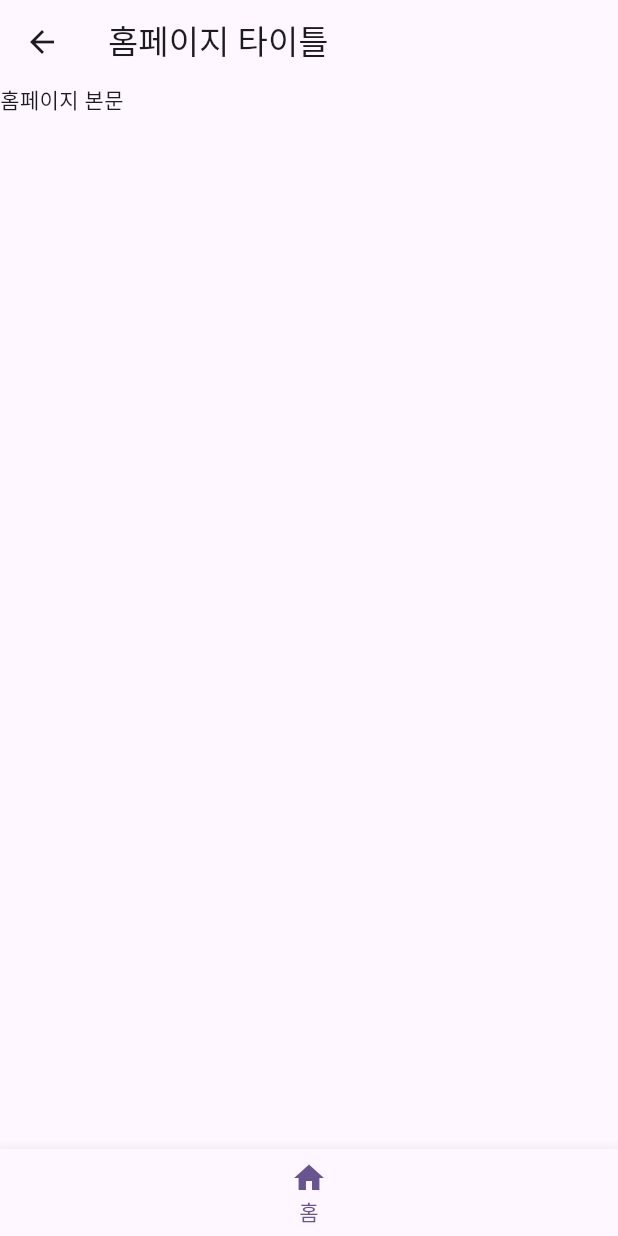
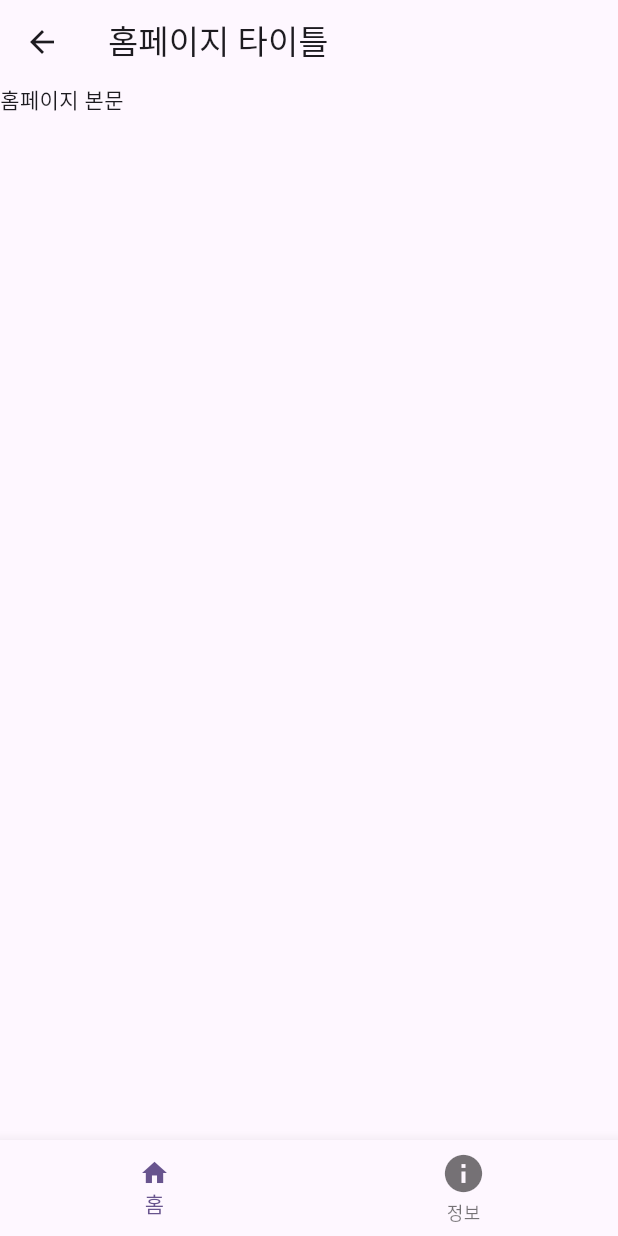
Before and after one commit to JeonghoonAHN0510/250526_App_Flutter, a Flutter app: the MainPage screen opened directly, on a phone screen of 412 x 824 dp. Run offline on Flutter 3.47's test engine with Material 3 defaults, Android fonts, the phone set to English and light mode, and no system bars; our stand-ins replace dio.

Commit message:
feat : day110 Flutter - 페이지 전환 추가

```diff
--- a/lib/example/day110/main.dart
+++ b/lib/example/day110/main.dart
@@ -1,4 +1,5 @@
 import 'package:app_flutter/example/day110/pages/HomePage.dart';
+import 'package:app_flutter/example/day110/pages/InfoPage.dart';
 import 'package:app_flutter/example/day110/pages/MainPage.dart';
 import 'package:flutter/material.dart';
 
@@ -17,7 +18,8 @@ class MyApp extends StatelessWidget{
                             // routes: {"경로명" : (context) => 위젯명()},
       routes: {             // 경로와 해당 위젯을 연결하는 Map 구조
         "/" : (context) => MainPage(),
-        "/home" : (context) => HomePage()
+        "/home" : (context) => HomePage(),
+        "/info" : (context) => Infopage()
       },
     ); // MaterialApp end
   } // build end
--- /dev/null
+++ b/lib/example/day110/pages/InfoPage.dart
@@ -0,0 +1,11 @@
+import 'package:flutter/material.dart';
+
+class Infopage extends StatelessWidget{
+  @override
+  Widget build(BuildContext context) {
+    return Scaffold(
+      appBar: AppBar(title: Text("정보 페이지")),
+      body: Text("정보 페이지 본문"),
+    );
+  } // build end
+} // class end
--- a/lib/example/day110/pages/MainPage.dart
+++ b/lib/example/day110/pages/MainPage.dart
@@ -1,4 +1,5 @@
 import 'package:app_flutter/example/day110/pages/HomePage.dart';
+import 'package:app_flutter/example/day110/pages/InfoPage.dart';
 import 'package:flutter/material.dart';
 
 class MainPage extends StatefulWidget{
@@ -12,6 +13,7 @@ class MainPageState extends State<MainPage>{
   int currentPageIndex = 0;     // 현재 화면에 보이는 페이지 번호
   dynamic pages = [             // == List<Widget>
     HomePage(),                 // index 0 == 홈페이지
+    Infopage(),                 // index 1 == 정보페이지
   ];
 
   @override
@@ -29,10 +31,13 @@ class MainPageState extends State<MainPage>{
         })},        // onTap : 바텀 메뉴의 하나의 탭을 눌렀을 때
         items: [    // items : 바텀 메뉴에 들어갈 위젯 버튼들
           BottomNavigationBarItem(    // 0번 index
-            icon: Icon(Icons.home),
+            icon: Icon(Icons.home, size: 20),
             label: "홈"
           ),
-
+          BottomNavigationBarItem(
+            icon: Icon(Icons.info, size: 30),
+            label: "정보"
+          )
         ] // items end
       ),
     );
```
